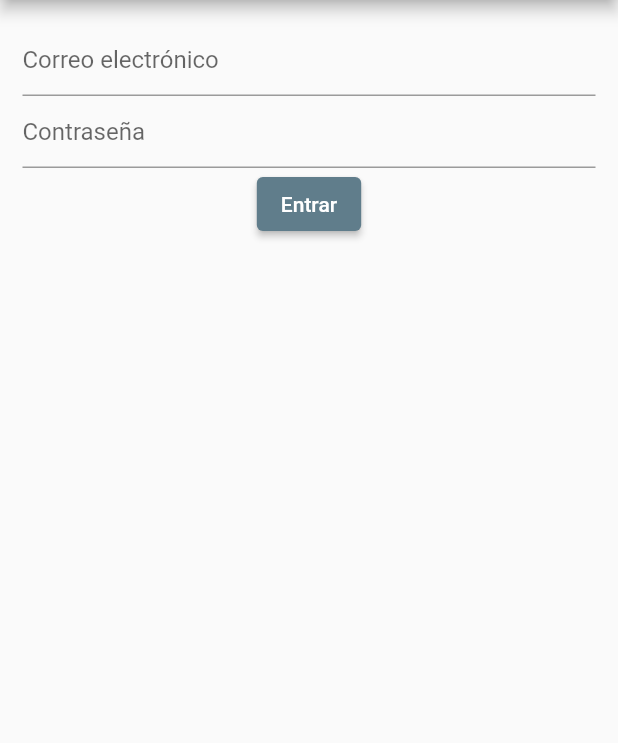
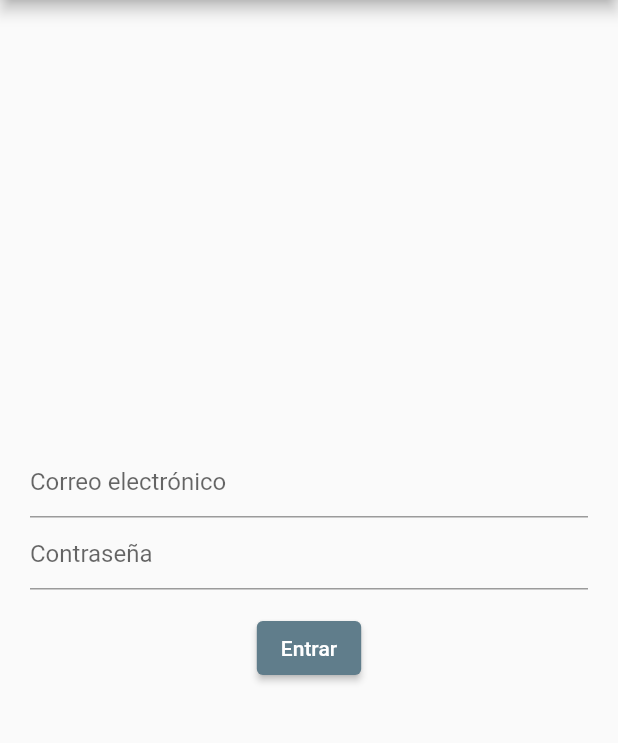
Before and after one commit to AlexAzumi/reto_flutter_redom8, a Flutter app: the screen it shows after launch, on a phone screen of 412 x 824 dp, the part 84-827 px from its top. Run offline on Flutter 3.47's test engine with Material 2 defaults, Android fonts, the phone set to English and light mode, and no system bars.

Commit message:
Move login form widget to its own file

```diff
--- a/lib/main.dart
+++ b/lib/main.dart
@@ -1,5 +1,6 @@
 import 'package:flutter/material.dart';
 import 'package:reto_flutter_redom8/home.dart';
+import 'package:reto_flutter_redom8/widgets/login_form.dart';
 
 void main() {
   runApp(const MyApp());
@@ -47,22 +48,9 @@ class _LoginPageState extends State<LoginPage> {
   Widget build(BuildContext context) {
     return Scaffold(
       appBar: AppBar(title: const Text('Iniciar sesión - Reto Redom8')),
-      body: Padding(
-        padding: const EdgeInsets.symmetric(vertical: 16.0, horizontal: 15.0),
-        child: Column(
-          crossAxisAlignment: CrossAxisAlignment.center,
-          children: <Widget>[
-            TextFormField(
-              decoration: const InputDecoration(hintText: 'Correo electrónico'),
-            ),
-            TextFormField(
-              decoration: const InputDecoration(hintText: 'Contraseña'),
-            ),
-            ElevatedButton(
-                onPressed: () => _onTapEnter(context),
-                child: const Text('Entrar'))
-          ],
-        ),
+      body: const Padding(
+        padding: EdgeInsets.symmetric(vertical: 15.0, horizontal: 20.0),
+        child: LoginForm(),
       ),
     );
   }
--- /dev/null
+++ b/lib/widgets/login_form.dart
@@ -0,0 +1,40 @@
+import 'package:flutter/material.dart';
+import 'package:reto_flutter_redom8/home.dart';
+
+class LoginForm extends StatefulWidget {
+  const LoginForm({super.key});
+
+  @override
+  State<LoginForm> createState() => _LoginForm();
+}
+
+class _LoginForm extends State<LoginForm> {
+  void _onTapEnter(BuildContext context) {
+    Navigator.push(
+        context, MaterialPageRoute(builder: (context) => const Home()));
+  }
+
+  @override
+  Widget build(BuildContext context) {
+    return Center(
+      child: Column(
+        mainAxisSize: MainAxisSize.max,
+        mainAxisAlignment: MainAxisAlignment.center,
+        children: <Widget>[
+          TextFormField(
+            decoration: const InputDecoration(hintText: 'Correo electrónico'),
+          ),
+          TextFormField(
+            decoration: const InputDecoration(hintText: 'Contraseña'),
+          ),
+          Padding(
+            padding: const EdgeInsets.symmetric(vertical: 15.0),
+            child: ElevatedButton(
+                onPressed: () => _onTapEnter(context),
+                child: const Text('Entrar')),
+          )
+        ],
+      ),
+    );
+  }
+}
```
